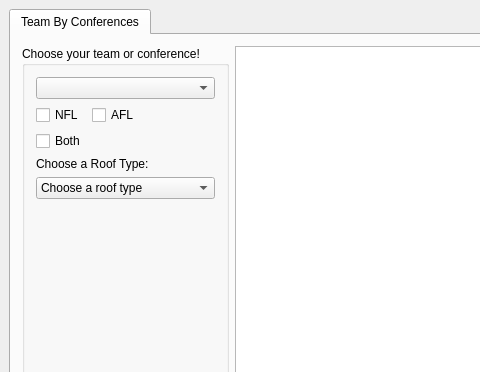
OneEcho/NFL-Football-Project, file mainwindow.ui: the form before one commit; both pictures show x 0 to 480 and y 0 to 372 of the 1120 by 626 pixel window.
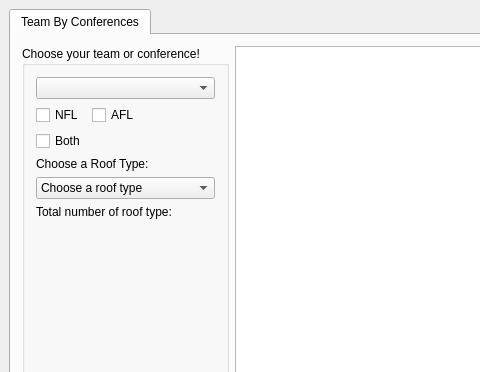
The form after the commit.

Commit message: added rooftype count, and updated seating number for rooftypes

What changed in the file:
```diff
--- a/mainwindow.ui
+++ b/mainwindow.ui
@@ -92,6 +92,20 @@
            </item>
           </widget>
          </item>
+         <item row="7" column="0">
+          <widget class="QLabel" name="label_2">
+           <property name="text">
+            <string/>
+           </property>
+          </widget>
+         </item>
+         <item row="6" column="0" colspan="2">
+          <widget class="QLabel" name="roofNumberLabel">
+           <property name="text">
+            <string>Total number of roof type:</string>
+           </property>
+          </widget>
+         </item>
         </layout>
        </widget>
       </item>
```
Left out of the diff: 4 changed lines with no effect on the pictures. The commit also changes 1 other file.
